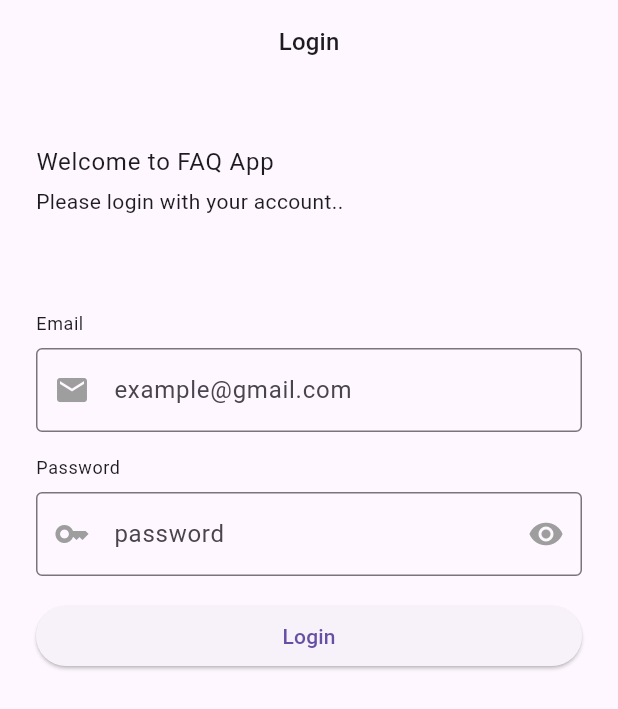
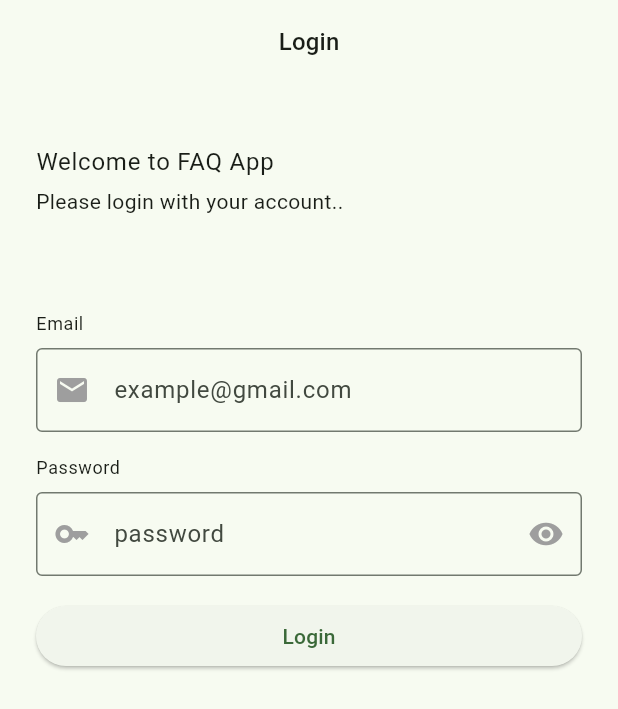
Before and after one commit to ramdhanjr11/Faq-App, a Flutter app: the screen it shows after launch, on a phone screen of 412 x 824 dp. Shown: the top 709 px of the screen. Run offline on Flutter 3.47's test engine with Material 2 defaults, Android fonts, the phone set to English and light mode, and no system bars; drawn by our look-alikes of flutter_form_builder; our stand-ins replace bloc, dartz, dio, equatable, flutter_bloc, form_builder_validators and 1 more; accounts and stored records are empty.

Commit message:
core: use colorSchemeSeed for material 3

```diff
--- a/lib/main.dart
+++ b/lib/main.dart
@@ -32,7 +32,7 @@ class MyApp extends StatelessWidget {
         debugShowCheckedModeBanner: false,
         theme: ThemeData(
           useMaterial3: true,
-          primarySwatch: Colors.blue,
+          colorSchemeSeed: Colors.green,
         ),
         initialRoute: AppRoutes.loginRouteName,
         routes: {
```
